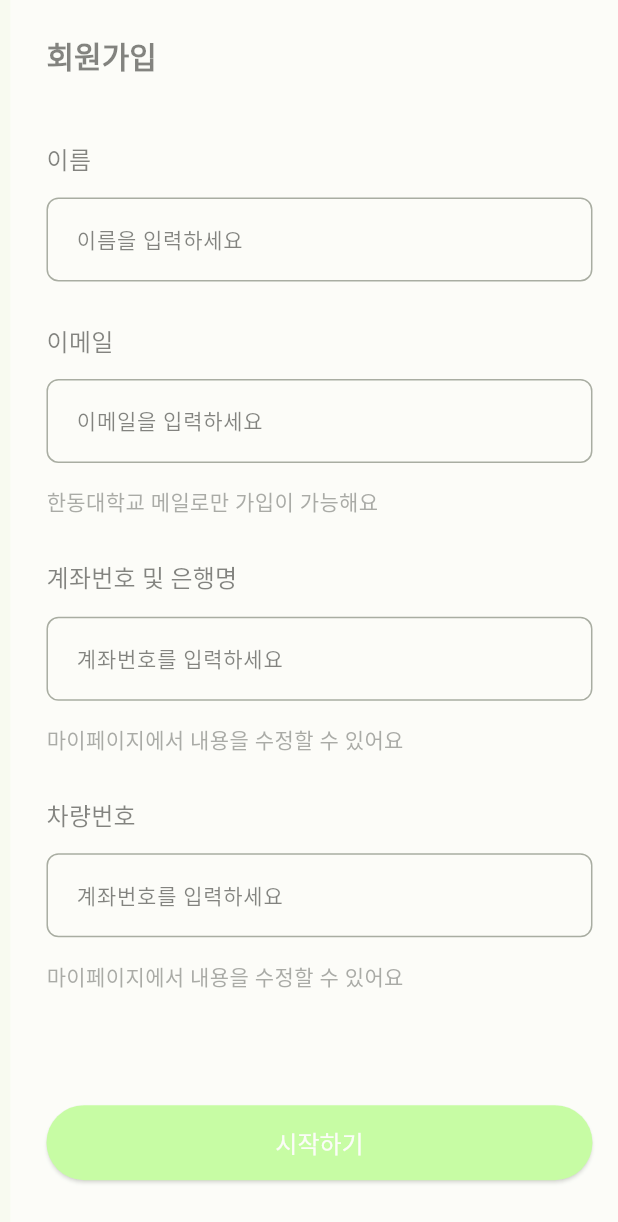
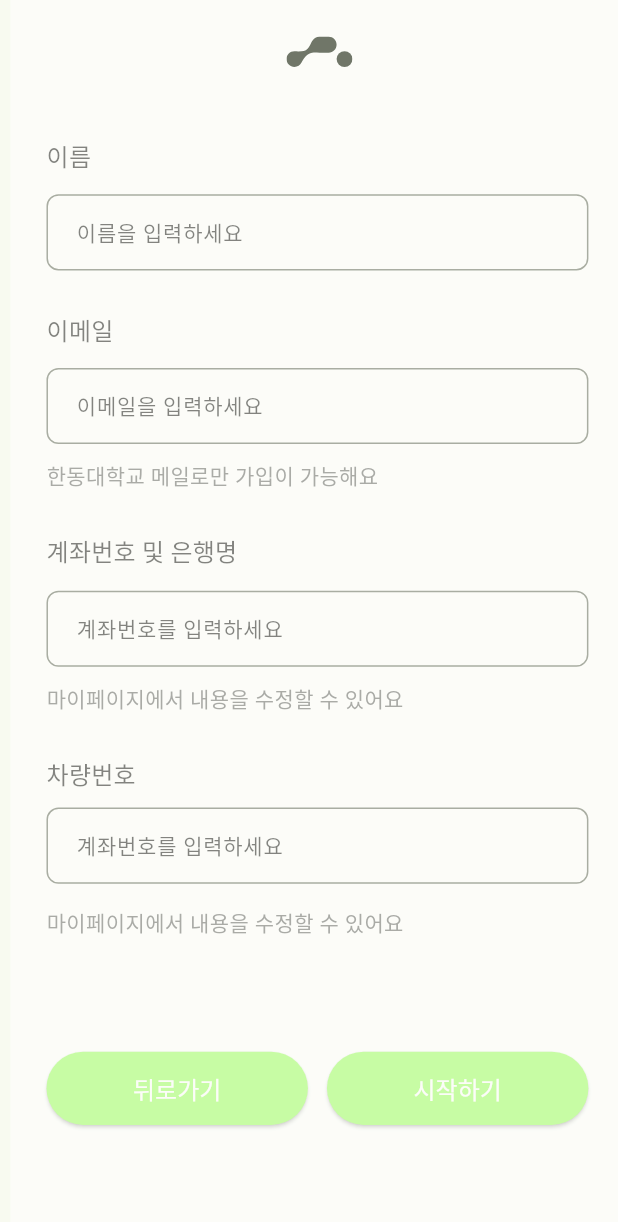
Before and after one commit to GachiTayo/tayo_FE, a Flutter app: the screen it shows after launch, after a tap on "구글 로그인", on a phone screen of 412 x 824 dp. Shown: the top 1222 px of the screen. Run offline on Flutter 3.47's test engine with Material 3 defaults, Android fonts, the phone set to English and light mode, and no system bars; our stand-ins replace flutter_screenutil, flutter_svg, go_router; Roboto replaces fonts that are missing (Five, Four, Six).

Commit message:
chore. signin page 스타일 수정

```diff
--- a/lib/core/utils/icon_paths.dart
+++ b/lib/core/utils/icon_paths.dart
@@ -2,6 +2,7 @@ class IconPaths {
   static const String basePath = 'assets/icons/';
 
   static const String login = '${basePath}login.svg';
+  static const String signin = '${basePath}signin.svg';
 
   static String getIcon(String iconName) {
     return '$basePath$iconName.svg';
--- a/lib/screens/login/signin_screen.dart
+++ b/lib/screens/login/signin_screen.dart
@@ -1,9 +1,12 @@
 // lib/screens/login/signin_screen.dart
 import 'package:flutter/material.dart';
 import 'package:flutter_screenutil/flutter_screenutil.dart';
+import 'package:flutter_svg/svg.dart';
 import 'package:provider/provider.dart';
 import 'package:go_router/go_router.dart';
 import 'package:tayo_fe/providers/auth_provider.dart';
+
+import '../../core/utils/icon_paths.dart';
 
 class SignInScreen extends StatefulWidget {
   const SignInScreen({super.key});
@@ -31,31 +34,35 @@ class _SignInScreenState extends State<SignInScreen> {
         child: Column(
           crossAxisAlignment: CrossAxisAlignment.start,
           children: [
-            Text(
-              '회원가입',
-              style: Theme.of(
-                context,
-              ).textTheme.headlineMedium?.copyWith(fontWeight: FontWeight.bold),
-            ),
-            SizedBox(height: 45.h),
+
+            Center(child: SvgPicture.asset(IconPaths.getIcon('signin'), fit: BoxFit.cover)),
+            SizedBox(height: 48.h),
             // 이름
             Text('이름', style: Theme.of(context).textTheme.titleMedium),
             SizedBox(height: 14.h),
-            TextField(
+            SizedBox(
+              width: 342.w,
+              height: 52.h,
+              child: TextField(
                 controller: _bankAccountController,
                 decoration: const InputDecoration(labelText: '이름을 입력하세요'),
                 keyboardType: TextInputType.number,
+              ),
             ),
             SizedBox(height: 28.h),
             // 이메일
             Text('이메일', style: Theme.of(context).textTheme.titleMedium),
             SizedBox(height: 14.h),
-            TextField(
+            SizedBox(
+              width: 342.w,
+              height: 52.h,
+              child: TextField(
                 controller: _bankAccountController,
                 decoration: const InputDecoration(labelText: '이메일을 입력하세요'),
                 keyboardType: TextInputType.number,
               ),
-            SizedBox(height: 16.h),
+            ),
+            SizedBox(height: 11.h),
             Text(
               '한동대학교 메일로만 가입이 가능해요',
               style: Theme.of(
@@ -66,7 +73,10 @@ class _SignInScreenState extends State<SignInScreen> {
             // 계좌번호
             Text('계좌번호 및 은행명', style: Theme.of(context).textTheme.titleMedium),
             SizedBox(height: 14.h),
-            TextField(
+            SizedBox(
+              width: 342.w,
+              height: 52.h,
+              child: TextField(
                 controller: _bankAccountController,
                 decoration: const InputDecoration(
                   labelText: '계좌번호를 입력하세요',
@@ -74,7 +84,8 @@ class _SignInScreenState extends State<SignInScreen> {
                 ),
                 keyboardType: TextInputType.number,
               ),
-            SizedBox(height: 16.h),
+            ),
+            SizedBox(height: 11.h),
             Text(
               '마이페이지에서 내용을 수정할 수 있어요',
               style: Theme.of(
@@ -85,14 +96,18 @@ class _SignInScreenState extends State<SignInScreen> {
 
             // 차량번호
             Text('차량번호', style: Theme.of(context).textTheme.titleMedium),
-            SizedBox(height: 14.h),
-            TextField(
+            SizedBox(height: 11.h),
+            SizedBox(
+              width: 342.w,
+              height: 52.h,
+              child: TextField(
                 controller: _bankAccountController,
                 decoration: const InputDecoration(
                   labelText: '계좌번호를 입력하세요',
                   hintText: '계좌번호를 입력하세요 ( 필수 X )',
                 ),
                 keyboardType: TextInputType.number,
+              ),
             ),
             SizedBox(height: 16.h),
             Text(
@@ -106,8 +121,44 @@ class _SignInScreenState extends State<SignInScreen> {
             const SizedBox(height: 48),
 
             // TODO: 수정
+            Row(
+              children: [
                 SizedBox(
-              width: double.infinity,
+                  width: 165.w,
+                  height: 50.h,
+                  child: ElevatedButton(
+                    onPressed: () async {
+                      final authProvider = Provider.of<AuthProvider>(
+                        context,
+                        listen: false,
+                      );
+                      final success = await authProvider.saveAdditionalInfo(
+                        bankAccount: _bankAccountController.text,
+                        carNumber: _carNumberController.text,
+                      );
+
+                      if (success && context.mounted) { // 이것도 아닌것 같고..
+                        context.go('../'); //이거 맞는지..
+                      } else if (context.mounted) {
+                        ScaffoldMessenger.of(context).showSnackBar(
+                          const SnackBar(
+                            content: Text(
+                              'Failed to save information. Please try again.',
+                            ),
+                          ),
+                        );
+                      }
+                    },
+                    style: ElevatedButton.styleFrom(
+                      minimumSize: const Size(double.infinity, 50),
+                    ),
+                    child: const Text('뒤로가기'),
+                  ),
+                ),
+                SizedBox(width: 12.w),
+                SizedBox(
+                  width: 165.w,
+                  height: 50.h,
                   child: ElevatedButton(
                     onPressed: () async {
                       final authProvider = Provider.of<AuthProvider>(
@@ -139,6 +190,8 @@ class _SignInScreenState extends State<SignInScreen> {
                 ),
               ],
             ),
+          ],
+        ),
       ),
     );
   }
--- a/pubspec.yaml
+++ b/pubspec.yaml
@@ -79,6 +79,7 @@ flutter:
   assets:
     - assets/logo/login.svg
     - assets/icons/login.svg
+    - assets/icons/signin.svg
 
   fonts:
     - family: One
```
Also changed, not shown: assets/icons/signin.svg (added). Lines whose indentation alone changed are shown as unchanged.
